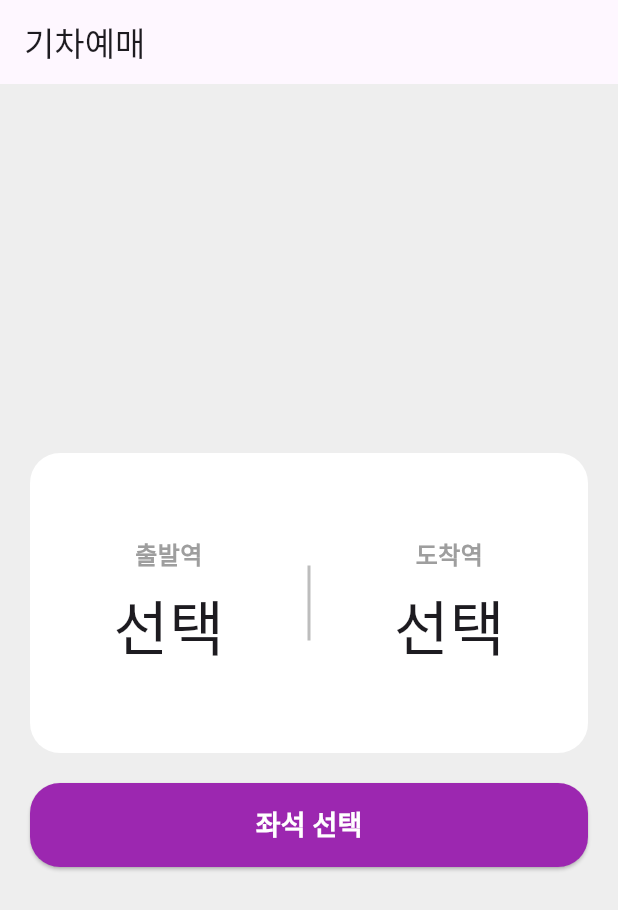
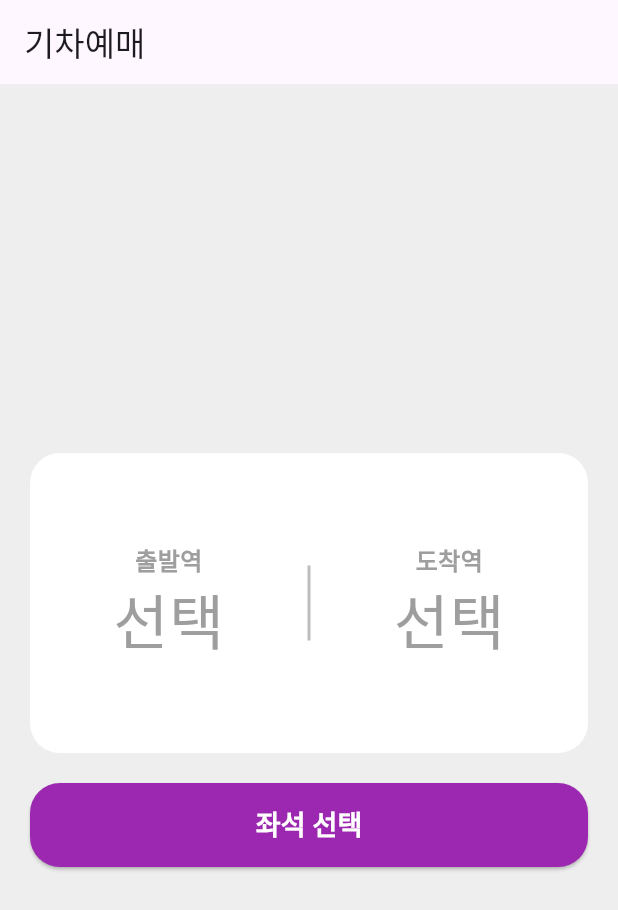
Before and after one commit to gimjh1120/flutter_train_app, a Flutter app: the screen it shows after launch, on a phone screen of 412 x 824 dp. Shown: the top 910 px of the screen. Run offline on Flutter 3.47's test engine with Material 3 defaults, Android fonts, the phone set to English and light mode, and no system bars.

Commit message:
add: station select fuction

```diff
--- a/lib/home/homa_page.dart
+++ b/lib/home/homa_page.dart
@@ -1,8 +1,17 @@
 import 'package:flutter/material.dart';
+import 'package:flutter_train_app/station/station_list_page.dart';
+import 'package:flutter_train_app/home/widget/station_select.dart';
 import 'package:flutter_train_app/home/widget/seat_button.dart';
-import 'package:flutter_train_app/home/widget/station_select.dart';
 
-class HomaPage extends StatelessWidget {
+class HomaPage extends StatefulWidget {
+  @override
+  _HomaPageState createState() => _HomaPageState();
+}
+
+class _HomaPageState extends State<HomaPage> {
+  String? selectedDepartureStation;
+  String? selectedArrivalStation;
+
   @override
   Widget build(BuildContext context) {
     return Scaffold(
@@ -15,11 +24,47 @@ class HomaPage extends StatelessWidget {
         child: Column(
           mainAxisAlignment: MainAxisAlignment.center,
           children: [
-            StationSelect(),
-            SizedBox(
-              height: 20,
+            StationSelect(
+              departureStation: selectedDepartureStation,
+              arrivalStation: selectedArrivalStation,
+              onSelectDeparture: () async {
+                final result = await Navigator.push(
+                  context,
+                  MaterialPageRoute(
+                    builder: (context) => StationListPage(
+                      title: '출발역',
+                    ),
+                  ),
+                );
+                if (result != null) {
+                  setState(() {
+                    selectedDepartureStation = result;
+                    selectedArrivalStation = null; // 출발역을 바꾸면 도착역 초기화
+                  });
+                }
+              },
+              onSelectArrival: () async {
+                final result = await Navigator.push(
+                  context,
+                  MaterialPageRoute(
+                    builder: (context) => StationListPage(
+                      title: '도착역',
+                      excludedStation: selectedDepartureStation, // 출발역 제외
+                    ),
+                  ),
+                );
+                if (result != null) {
+                  setState(() {
+                    selectedArrivalStation = result;
+                  });
+                }
+              },
             ),
-            seatButton(),
+            SizedBox(height: 20),
+            seatButton(
+              departureStation: selectedDepartureStation,
+              arrivalStation: selectedArrivalStation,
+            ),
           ],
         ),
       ),
--- a/lib/home/widget/seat_button.dart
+++ b/lib/home/widget/seat_button.dart
@@ -3,7 +3,12 @@ import 'package:flutter/material.dart';
 class seatButton extends StatelessWidget {
   const seatButton({
     super.key,
+    this.arrivalStation,
+    this.departureStation,
   });
+
+  final String? departureStation;
+  final String? arrivalStation;
 
   @override
   Widget build(BuildContext context) {
--- a/lib/home/widget/station_select.dart
+++ b/lib/home/widget/station_select.dart
@@ -1,16 +1,24 @@
 import 'package:flutter/material.dart';
-import 'package:flutter_train_app/station/station_list_page.dart';
 
 class StationSelect extends StatelessWidget {
+  final String? departureStation;
+  final String? arrivalStation;
+  final VoidCallback onSelectDeparture;
+  final VoidCallback onSelectArrival;
+
   const StationSelect({
     super.key,
+    required this.departureStation,
+    required this.arrivalStation,
+    required this.onSelectDeparture,
+    required this.onSelectArrival,
   });
 
   @override
   Widget build(BuildContext context) {
     return Container(
       width: double.infinity,
-      height: 200, // 부모 컨테이너의 높이 제한
+      height: 200,
       decoration: BoxDecoration(
         borderRadius: BorderRadius.circular(20),
         color: Colors.white,
@@ -18,44 +26,61 @@ class StationSelect extends StatelessWidget {
       child: Row(
         mainAxisAlignment: MainAxisAlignment.center,
         children: [
-          Expanded(child: stations(context, '출발역')),
-          Container(
-            width: 2,
-            height: 50,
-            color: Colors.grey[400],
-          ),
-          Expanded(child: stations(context, '도착역')),
-        ],
-      ),
-    );
-  }
-
-  Widget stations(BuildContext context, String title) {
-    return GestureDetector(
-      onTap: () {
-        Navigator.push(
-          context,
-          MaterialPageRoute(
-              builder: (context) => StationListPage(title: title)),
-        );
-      },
+          Expanded(
+            child: GestureDetector(
+              onTap: onSelectDeparture,
               child: Column(
-        crossAxisAlignment: CrossAxisAlignment.center,
                 mainAxisAlignment: MainAxisAlignment.center,
                 children: [
                   Text(
-            title,
+                    '출발역',
                     style: TextStyle(
                       fontSize: 16,
                       color: Colors.grey,
                       fontWeight: FontWeight.bold,
                     ),
                   ),
-          SizedBox(height: 8),
                   Text(
-            '선택',
+                    departureStation ?? '선택',
                     style: TextStyle(
                       fontSize: 40,
+                      color:
+                          departureStation == null ? Colors.grey : Colors.black,
+                    ),
+                  ),
+                ],
+              ),
+            ),
+          ),
+          Container(
+            width: 2,
+            height: 50,
+            color: Colors.grey[400],
+          ),
+          Expanded(
+            child: GestureDetector(
+              onTap: onSelectArrival,
+              child: Column(
+                mainAxisAlignment: MainAxisAlignment.center,
+                children: [
+                  Text(
+                    '도착역',
+                    style: TextStyle(
+                      fontSize: 16,
+                      color: Colors.grey,
+                      fontWeight: FontWeight.bold,
+                    ),
+                  ),
+                  Text(
+                    arrivalStation ?? '선택',
+                    style: TextStyle(
+                      fontSize: 40,
+                      color:
+                          arrivalStation == null ? Colors.grey : Colors.black,
+                    ),
+                  ),
+                ],
+              ),
             ),
           ),
         ],
```
Also changed, not shown: lib/station/station_list_page.dart (+53 -2 lines). Lines whose indentation alone changed are shown as unchanged.
